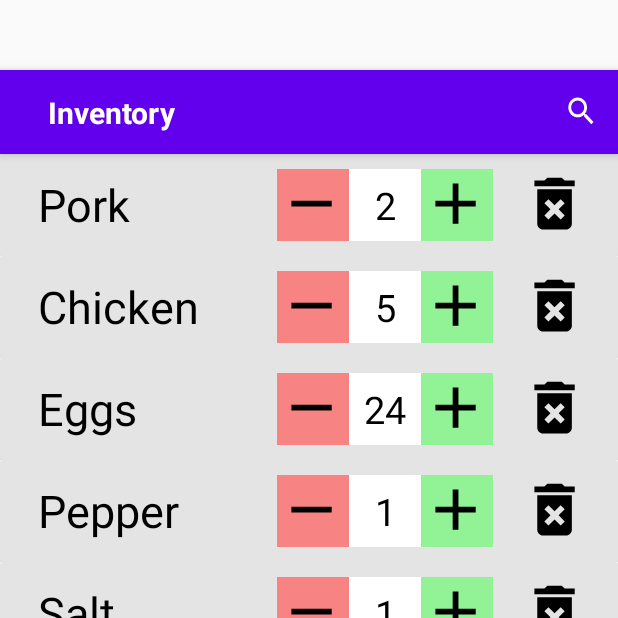
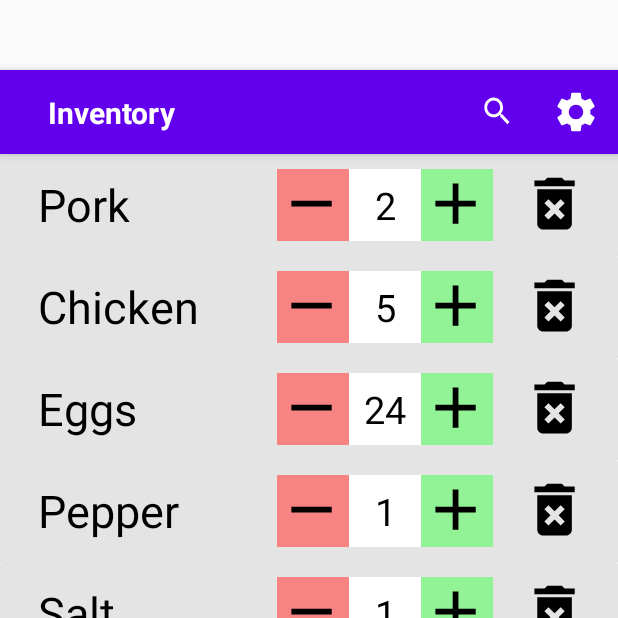
Before and after one commit to P-Burk/Inventory_Application, an Android app: the screen it shows after launch (inventory), on a phone screen of 412 x 824 dp, the top half of it. Run offline under Robolectric (Android 15) with nearby library versions, the phone set to English and light mode, and no system bars.

Commit message:
added settings

```diff
--- /dev/null
+++ b/app/src/main/res/drawable/ic_baseline_settings_48.xml
@@ -0,0 +1,5 @@
+<vector android:height="48dp" android:tint="#FFFFFF"
+    android:viewportHeight="24" android:viewportWidth="24"
+    android:width="48dp" xmlns:android="http://schemas.android.com/apk/res/android">
+    <path android:fillColor="@android:color/white" android:pathData="M19.14,12.94c0.04,-0.3 0.06,-0.61 0.06,-0.94c0,-0.32 -0.02,-0.64 -0.07,-0.94l2.03,-1.58c0.18,-0.14 0.23,-0.41 0.12,-0.61l-1.92,-3.32c-0.12,-0.22 -0.37,-0.29 -0.59,-0.22l-2.39,0.96c-0.5,-0.38 -1.03,-0.7 -1.62,-0.94L14.4,2.81c-0.04,-0.24 -0.24,-0.41 -0.48,-0.41h-3.84c-0.24,0 -0.43,0.17 -0.47,0.41L9.25,5.35C8.66,5.59 8.12,5.92 7.63,6.29L5.24,5.33c-0.22,-0.08 -0.47,0 -0.59,0.22L2.74,8.87C2.62,9.08 2.66,9.34 2.86,9.48l2.03,1.58C4.84,11.36 4.8,11.69 4.8,12s0.02,0.64 0.07,0.94l-2.03,1.58c-0.18,0.14 -0.23,0.41 -0.12,0.61l1.92,3.32c0.12,0.22 0.37,0.29 0.59,0.22l2.39,-0.96c0.5,0.38 1.03,0.7 1.62,0.94l0.36,2.54c0.05,0.24 0.24,0.41 0.48,0.41h3.84c0.24,0 0.44,-0.17 0.47,-0.41l0.36,-2.54c0.59,-0.24 1.13,-0.56 1.62,-0.94l2.39,0.96c0.22,0.08 0.47,0 0.59,-0.22l1.92,-3.32c0.12,-0.22 0.07,-0.47 -0.12,-0.61L19.14,12.94zM12,15.6c-1.98,0 -3.6,-1.62 -3.6,-3.6s1.62,-3.6 3.6,-3.6s3.6,1.62 3.6,3.6S13.98,15.6 12,15.6z"/>
+</vector>
--- a/app/src/main/res/menu/inventory_menu.xml
+++ b/app/src/main/res/menu/inventory_menu.xml
@@ -1,9 +1,14 @@
 <menu xmlns:android="http://schemas.android.com/apk/res/android"
     xmlns:app="http://schemas.android.com/apk/res-auto">
 
-    <item android:id="@+id/action_search"
+    <item
+        android:id="@+id/action_search"
+        android:icon="@drawable/ic_baseline_search_24"
         android:title="@string/actionSearch"
-        android:icon="@drawable/ic_baseline_search_24"
+        app:showAsAction="ifRoom" />
+    <item android:id="@+id/action_settings"
+        android:title="@string/actionSettings"
+        android:icon="@drawable/ic_baseline_settings_48"
         app:showAsAction="ifRoom"/>
 
 
```
